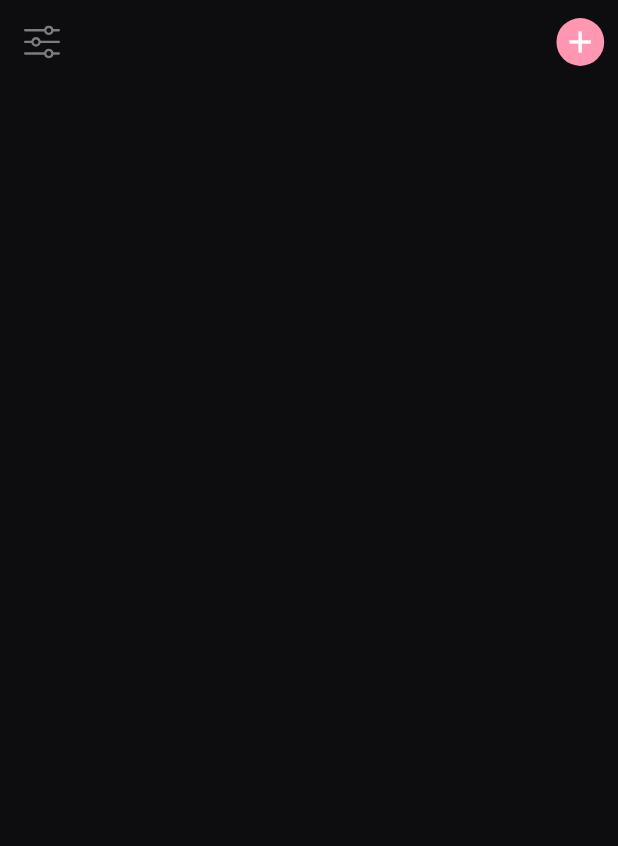
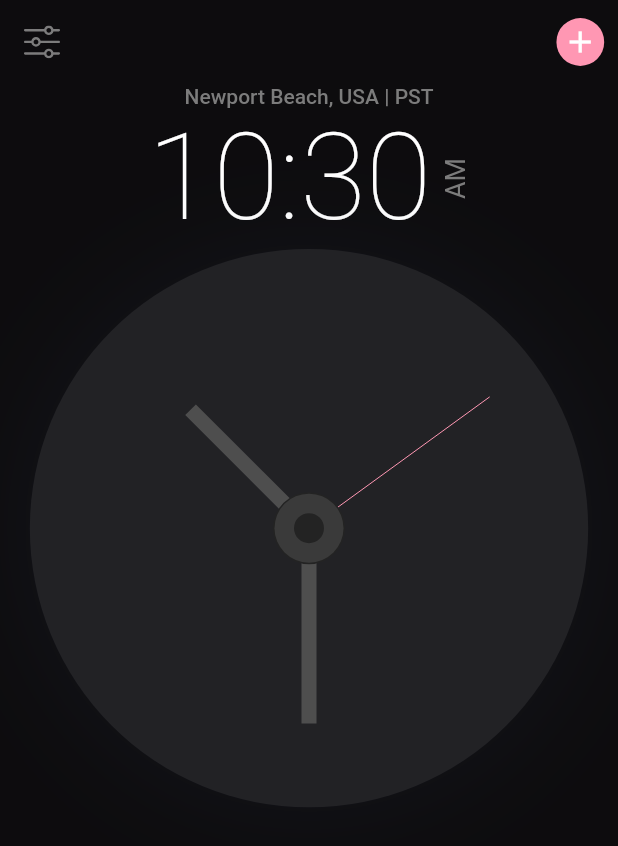
Before and after one commit to AkashDeepPatel/Analog_Clock_Light-DarkMode, a Flutter app: the screen it shows after launch, after a tap on the "add" icon, on a phone screen of 412 x 824 dp. Shown: the top 846 px of the screen. Run offline on Flutter 3.47's test engine with Material 2 defaults, Android fonts, the phone set to English and light mode, and no system bars; our stand-ins replace flutter_svg, google_fonts.

Commit message:
Completed AppBar and Added Digital and Analog Clock

```diff
--- /dev/null
+++ b/lib/screens/components/body.dart
@@ -0,0 +1,22 @@
+import 'package:flutter/material.dart';
+import 'package:analog_clock_flutter/screens/components/time_in_hours_and_minute.dart';
+import 'package:analog_clock_flutter/screens/components/clock.dart';
+
+class Body extends StatelessWidget {
+  @override
+  Widget build(BuildContext context) {
+    return Container(
+      alignment: Alignment.center,
+      child: Column(
+        children: <Widget>[
+          Text(
+            "Newport Beach, USA | PST",
+            style: Theme.of(context).textTheme.bodyText1,
+          ),
+          TimeInHourAndMinute(),
+          Clock(),
+        ],
+      ),
+    );
+  }
+}
--- /dev/null
+++ b/lib/screens/components/clock.dart
@@ -0,0 +1,57 @@
+import 'package:analog_clock_flutter/constants.dart';
+import 'package:analog_clock_flutter/size_config.dart';
+import 'package:flutter/material.dart';
+import 'dart:async';
+import 'dart:math';
+import 'package:analog_clock_flutter/screens/components/clock_painter.dart';
+
+class Clock extends StatefulWidget {
+  @override
+  _ClockState createState() => _ClockState();
+}
+
+class _ClockState extends State<Clock> {
+  DateTime _dateTime = DateTime.now();
+  @override
+  void initState() {
+    super.initState();
+    Timer.periodic(Duration(seconds: 1), (timer) {
+      setState(() {
+        _dateTime = DateTime.now();
+      });
+    });
+  }
+
+  Widget build(BuildContext context) {
+    return Stack(
+      children: <Widget>[
+        Padding(
+          padding:
+              EdgeInsets.symmetric(horizontal: getProportionateScreenWidth(20)),
+          child: AspectRatio(
+            aspectRatio: 1,
+            child: Container(
+              decoration: BoxDecoration(
+                color: Theme.of(context).colorScheme.surface,
+                shape: BoxShape.circle,
+                boxShadow: [
+                  BoxShadow(
+                    offset: Offset(0, 0),
+                    color: kShadowColor.withOpacity(0.14),
+                    blurRadius: 64,
+                  ),
+                ],
+              ),
+              child: Transform.rotate(
+                angle: -pi / 2,
+                child: CustomPaint(
+                  painter: ClockPainter(context, _dateTime),
+                ),
+              ),
+            ),
+          ),
+        )
+      ],
+    );
+  }
+}
--- /dev/null
+++ b/lib/screens/components/clock_painter.dart
@@ -0,0 +1,78 @@
+import 'dart:math';
+import 'package:flutter/cupertino.dart';
+import 'package:flutter/material.dart';
+
+class ClockPainter extends CustomPainter {
+  @override
+  final BuildContext context;
+  final DateTime dateTime;
+
+  ClockPainter(this.context, this.dateTime);
+
+  void paint(Canvas canvas, Size size) {
+    double centerX = size.width / 2;
+    double centerY = size.height / 2;
+    Offset center = Offset(centerX, centerY);
+    //minute calculaion
+    double minX =
+        centerX + size.width * 0.35 * cos((dateTime.minute * 6) * pi / 180);
+    double minY =
+        centerY + size.height * 0.35 * sin((dateTime.minute * 6) * pi / 180);
+    //minute line
+    canvas.drawLine(
+      center,
+      Offset(minX, minY),
+      Paint()
+        ..color = Theme.of(context).accentColor
+        ..style = PaintingStyle.stroke
+        ..strokeWidth = 10,
+    );
+
+    //hour calculation
+    //as 360degree/12hrs=30, thus dateTime.hour*30
+    // dateTime.minute * 0.5 each minute we want to turn our hour line a little
+    double hourX = centerX +
+        size.width *
+            0.3 *
+            cos((dateTime.hour * 30 + dateTime.minute * 0.5) * pi / 180);
+    double hourY = centerY +
+        size.height *
+            0.3 *
+            sin((dateTime.hour * 30 + dateTime.minute * 0.5) * pi / 180);
+    //hour line
+    canvas.drawLine(
+      center,
+      Offset(hourX, hourY),
+      Paint()
+        ..color = Theme.of(context).colorScheme.secondary
+        ..style = PaintingStyle.stroke
+        ..strokeWidth = 10,
+    );
+
+    //second calculation
+    double secondX =
+        centerX + size.width * 0.4 * cos((dateTime.second * 6) * pi / 180);
+    double secondY =
+        centerY + size.height * 0.4 * sin((dateTime.second * 6) * pi / 180);
+
+    //second line
+    canvas.drawLine(
+      center,
+      Offset(secondX, secondY),
+      Paint()..color = Theme.of(context).primaryColor,
+    );
+
+    //center dots
+    Paint dotPainter = Paint()
+      ..color = Theme.of(context).primaryIconTheme.color;
+    canvas.drawCircle(center, 24, dotPainter);
+    canvas.drawCircle(
+        center, 23, Paint()..color = Theme.of(context).backgroundColor);
+    canvas.drawCircle(center, 10, dotPainter);
+  }
+
+  @override
+  bool shouldRepaint(CustomPainter oldDelegate) {
+    return true;
+  }
+}
--- /dev/null
+++ b/lib/screens/components/time_in_hours_and_minute.dart
@@ -0,0 +1,51 @@
+import 'package:analog_clock_flutter/size_config.dart';
+import 'package:flutter/material.dart';
+import 'dart:async';
+import 'package:analog_clock_flutter/size_config.dart';
+
+class TimeInHourAndMinute extends StatefulWidget {
+  @override
+  _TimeInHourAndMinuteState createState() => _TimeInHourAndMinuteState();
+}
+
+class _TimeInHourAndMinuteState extends State<TimeInHourAndMinute> {
+  TimeOfDay _timeOfDay = TimeOfDay.now();
+  @override
+  void initState() {
+    super.initState();
+    Timer.periodic(Duration(seconds: 1), (timer) {
+      if (_timeOfDay.minute != TimeOfDay.now().minute) {
+        setState(() {
+          _timeOfDay = TimeOfDay.now();
+        });
+      }
+    });
+  }
+
+  @override
+  void dispose() {
+    super.dispose();
+  }
+
+  @override
+  Widget build(BuildContext context) {
+    String _period = _timeOfDay.period == DayPeriod.am ? "AM" : "PM";
+    return Row(
+      mainAxisAlignment: MainAxisAlignment.center,
+      children: <Widget>[
+        Text(
+          "${_timeOfDay.hourOfPeriod}:${_timeOfDay.minute}",
+          style: Theme.of(context).textTheme.headline1,
+        ),
+        SizedBox(width: 5),
+        RotatedBox(
+          quarterTurns: 3,
+          child: Text(
+            _period,
+            style: TextStyle(fontSize: getProportionateScreenWidth(18)),
+          ),
+        )
+      ],
+    );
+  }
+}
--- a/lib/screens/home_screen.dart
+++ b/lib/screens/home_screen.dart
@@ -1,13 +1,21 @@
 import 'package:analog_clock_flutter/size_config.dart';
+import 'package:flutter/cupertino.dart';
 import 'package:flutter/material.dart';
 import 'package:flutter_svg/flutter_svg.dart';
+import 'package:analog_clock_flutter/screens/components/body.dart';
 
 class HomeScreen extends StatelessWidget {
   @override
   Widget build(BuildContext context) {
     SizeConfig().init(context);
     return Scaffold(
-      appBar: AppBar(
+      appBar: buildAppBar(context),
+      body: Body(),
+    );
+  }
+
+  AppBar buildAppBar(BuildContext context) {
+    return AppBar(
       title: Text(""),
       leading: IconButton(
         icon: SvgPicture.asset(
@@ -16,10 +24,14 @@ class HomeScreen extends StatelessWidget {
         ),
         onPressed: () => Scaffold.of(context).openDrawer(),
       ),
-        actions: [
-          Padding(
-            padding: EdgeInsets.symmetric(
-                horizontal: getProportionateScreenHeight(10)),
+      actions: [buildAddButton(context)],
+    );
+  }
+
+  Padding buildAddButton(BuildContext context) {
+    return Padding(
+      padding:
+          EdgeInsets.symmetric(horizontal: getProportionateScreenHeight(10)),
       child: InkWell(
         onTap: () {},
         child: Container(
@@ -33,10 +45,6 @@ class HomeScreen extends StatelessWidget {
               color: Colors.white,
             )),
       ),
-          )
-        ],
-      ),
-      body: Container(),
     );
   }
 }
```
Lines whose indentation alone changed are shown as unchanged.
